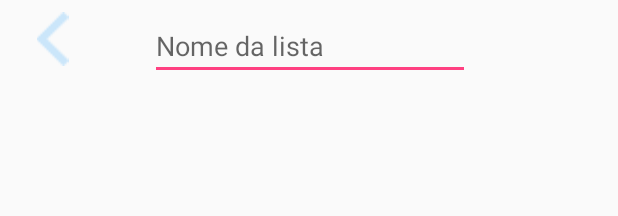
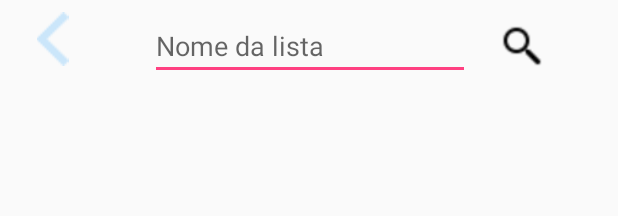
Before and after one commit to ElizandroBenedet/Mercadinho, an Android app: the layout activity_criar_lista.xml on its own in the app's theme, with its tools: preview values and no code run, on a phone screen of 412 x 824 dp. Shown: the top 216 px of the screen. Run offline under Robolectric (Android 15) with nearby library versions, the phone set to English and light mode, and no system bars.

Commit message:
Search Icon

```diff
--- a/app/src/main/res/layout/activity_criar_lista.xml
+++ b/app/src/main/res/layout/activity_criar_lista.xml
@@ -54,4 +54,20 @@
         app:layout_constraintVertical_bias="0.0"
         app:srcCompat="@drawable/back" />
 
+    <ImageView
+        android:id="@+id/imageView5"
+        android:layout_width="41dp"
+        android:layout_height="29dp"
+        android:layout_marginBottom="8dp"
+        android:layout_marginEnd="8dp"
+        android:layout_marginStart="8dp"
+        android:layout_marginTop="8dp"
+        app:layout_constraintBottom_toBottomOf="parent"
+        app:layout_constraintEnd_toEndOf="parent"
+        app:layout_constraintHorizontal_bias="0.15"
+        app:layout_constraintStart_toEndOf="@+id/editText"
+        app:layout_constraintTop_toTopOf="parent"
+        app:layout_constraintVertical_bias="0.00999999"
+        app:srcCompat="@drawable/search_icon" />
+
 </android.support.constraint.ConstraintLayout>
```
Also changed, not shown: app/src/main/res/drawable/search_icon.png (added).
